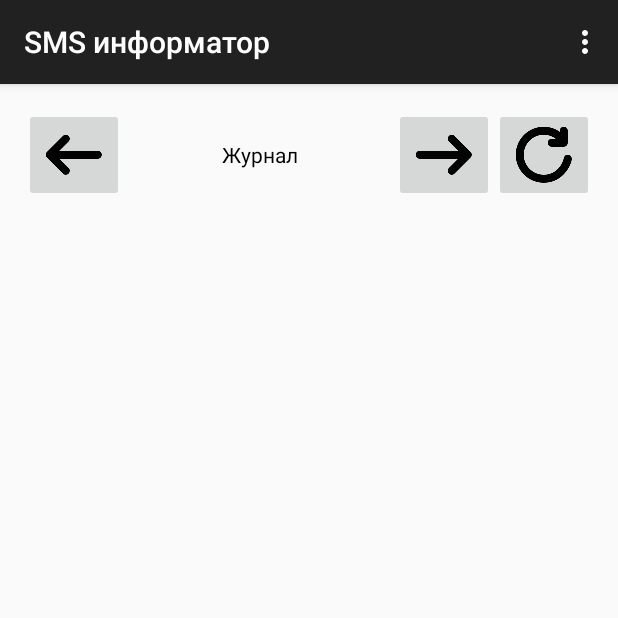
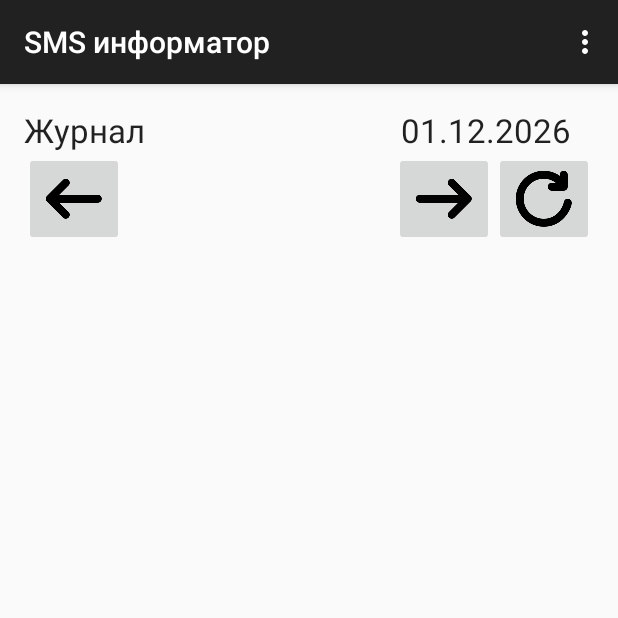
Before and after one commit to dieselrus/SMSInformer, an Android app: the screen it shows after launch (MainActivity), on a phone screen of 412 x 824 dp, the top half of it. Run offline under Robolectric (Android 15) with nearby library versions, the light colour scheme and no system bars.

Commit message:
text message limit for one sms

```diff
--- a/app/src/main/java/ru/dsoft38/smsinformer/AlarmDb.java
+++ b/app/src/main/java/ru/dsoft38/smsinformer/AlarmDb.java
@@ -60,8 +60,8 @@ public class AlarmDb {
         close();
     }
 
-    public Cursor select_LOG(String limit, String offset) {
-        return database.rawQuery("SELECT _id, datetime, text FROM tbLog LIMIT " + limit + " OFFSET " + offset, null);
+    public Cursor select_LOG(String limit, String offset, String date) {
+        return database.rawQuery("SELECT _id, datetime, text FROM tbLog " + " WHERE datetime > " + date + " LIMIT " + limit + " OFFSET " + offset, null);
         //return database.rawQuery("SELECT _id, datetime, text FROM tbLog ORDER BY datetime DESC LIMIT 100", null);
         //return database.rawQuery("SELECT _id, datetime, module, text FROM tbLog LIMIT 200", null);
     }
--- a/app/src/main/java/ru/dsoft38/smsinformer/InformerService.java
+++ b/app/src/main/java/ru/dsoft38/smsinformer/InformerService.java
@@ -88,6 +88,7 @@ public class InformerService extends IntentService {
             }
 
             Calendar cal = Calendar.getInstance();
+            cal.setTimeInMillis(UTIME);
             AlarmDb db = new AlarmDb(this);
             db.insertLog("Задача установлена на " + getDateStr(cal));
             db = null;
--- a/app/src/main/java/ru/dsoft38/smsinformer/MailReader.java
+++ b/app/src/main/java/ru/dsoft38/smsinformer/MailReader.java
@@ -73,8 +73,14 @@ public class MailReader extends Authenticator{
             //Log.i(TAG, "Store: "+store.toString());
         } catch (NoSuchProviderException e) {
             e.printStackTrace();
+            AlarmDb db = new AlarmDb(context);
+            db.insertLog(e.getMessage().toString());
+            db = null;
         } catch (MessagingException e) {
             e.printStackTrace();
+            AlarmDb db = new AlarmDb(context);
+            db.insertLog(e.getMessage().toString());
+            db = null;
         }
     }
 
--- a/app/src/main/java/ru/dsoft38/smsinformer/MainActivity.java
+++ b/app/src/main/java/ru/dsoft38/smsinformer/MainActivity.java
@@ -9,11 +9,14 @@ import android.view.MenuItem;
 import android.view.View;
 import android.widget.ImageButton;
 import android.widget.ListView;
+import android.widget.TextView;
 
 import java.text.Format;
 import java.text.SimpleDateFormat;
 import java.util.ArrayList;
+import java.util.Calendar;
 import java.util.Date;
+import java.util.GregorianCalendar;
 
 public class MainActivity extends AppCompatActivity {
 
@@ -23,6 +26,9 @@ public class MainActivity extends AppCompatActivity {
     private ImageButton btnReloadLog = null;
     private ImageButton btnBackLog = null;
     private ImageButton btnForwardLog = null;
+
+    private TextView tvLogDate = null;
+    String beginDay = "";
 
     private int iLimit = 20;
     private int iOffset = 0;
@@ -48,7 +54,20 @@ public class MainActivity extends AppCompatActivity {
         // Использование собственного шаблона
         lvSimple = (ListView) findViewById(R.id.listView);
 
-        getLog(String.valueOf(iLimit), String.valueOf(iOffset));
+        tvLogDate = (TextView) findViewById(R.id.tvLogDate);
+
+        GregorianCalendar gc=new GregorianCalendar();
+        gc.set(GregorianCalendar.HOUR_OF_DAY, 0);
+        gc.set(GregorianCalendar.MINUTE, 0);
+        gc.set(GregorianCalendar.SECOND, 0);
+        gc.set(GregorianCalendar.MILLISECOND, 0);
+
+        Format formatter = new SimpleDateFormat("dd.MM.yyyy");
+        tvLogDate.setText(formatter.format(new Date(gc.getTimeInMillis())));
+
+        beginDay = String.valueOf(gc.getTimeInMillis());
+
+        getLog(String.valueOf(iLimit), String.valueOf(iOffset), beginDay);
 
         //lvSimple.setAdapter(new CustomAdapter(this, log_time, log_text));
 
@@ -62,7 +81,7 @@ public class MainActivity extends AppCompatActivity {
                 log_time = new ArrayList();
                 log_text = new ArrayList();
 
-                getLog(String.valueOf(iLimit), String.valueOf(iOffset));
+                getLog(String.valueOf(iLimit), String.valueOf(iOffset), beginDay);
             }
         });
 
@@ -73,7 +92,7 @@ public class MainActivity extends AppCompatActivity {
                 log_text = new ArrayList();
 
                 iOffset -= iLimit;
-                getLog(String.valueOf(iLimit), String.valueOf(iOffset));
+                getLog(String.valueOf(iLimit), String.valueOf(iOffset), beginDay);
             }
         });
 
@@ -84,15 +103,16 @@ public class MainActivity extends AppCompatActivity {
                 log_text = new ArrayList();
 
                 iOffset += iLimit;
-                getLog(String.valueOf(iLimit), String.valueOf(iOffset));
+                getLog(String.valueOf(iLimit), String.valueOf(iOffset), beginDay);
             }
         });
     }
 
-    private void getLog(String limit, String offset) {
+    private void getLog(String limit, String offset, String date) {
+        try {
             AlarmDb db = new AlarmDb(this);
             db.open();
-        Cursor c = db.select_LOG(limit, offset);
+            Cursor c = db.select_LOG(limit, offset, date);
 
             if (c != null) while (c.moveToNext()) {
 
@@ -106,7 +126,12 @@ public class MainActivity extends AppCompatActivity {
 
             db.close();
 
+            if(log_text.size() > 0 && log_time.size() > 0)
                 lvSimple.setAdapter(new CustomAdapter(this, log_time, log_text));
+
+        } catch (Exception e){
+            e.printStackTrace();
+        }
     }
 
     @Override
--- a/app/src/main/java/ru/dsoft38/smsinformer/SMSSend.java
+++ b/app/src/main/java/ru/dsoft38/smsinformer/SMSSend.java
@@ -72,12 +72,16 @@ public class SMSSend {
         String phone = arrayNum[currentSMSNumberIndex].replace("-", "").replace(";", "").replace(" ", "").trim();
 
         // Проверяем длину номера 11 символов или 12, если с +
-        //if (phone.length() != 0 && (phone.length() == 11 || (phone.substring(0, 1).equals("+") && phone.length() == 12))) {
+        if (phone.length() != 0 && (phone.length() == 11 || (phone.substring(0, 1).equals("+") && phone.length() == 12))) {
             SmsManager smsManager = SmsManager.getDefault();
 
-            //smsManager.sendTextMessage(phone, null, smsText, sentPIn, deliverPIn);
+            AlarmDb db = new AlarmDb(context);
+            db.insertLog("Отправляется СМС на номер: " + phone + " с текстом: " + smsText + " )");
+            db = null;
 
+            smsManager.sendTextMessage(phone, null, smsText, sentPIn, deliverPIn);
 
+/*
             ArrayList<String> al_message = new ArrayList<String>();
             al_message = smsManager.divideMessage(smsText);
 
@@ -108,15 +112,15 @@ public class SMSSend {
             db = null;
 
             smsManager.sendMultipartTextMessage(phone, null, al_message, al_piSent, al_piDelivered);
-
+*/
             smsManager = null;
             phone = null;
-        //} else {
+        } else {
             //AlarmDb db = new AlarmDb(context);
             //db.delete_SMS_DATA(SMSSend.currentID);
             //db = null;
-        //    currentSMSNumberIndex++;
-        //    SMSSend.sendingSMS();
-        //}
+            currentSMSNumberIndex++;
+            SMSSend.sendingSMS();
+        }
     }
 }
--- a/app/src/main/res/layout/activity_main.xml
+++ b/app/src/main/res/layout/activity_main.xml
@@ -5,26 +5,14 @@
     android:paddingTop="@dimen/activity_vertical_margin"
     android:paddingBottom="@dimen/activity_vertical_margin" tools:context=".MainActivity">
 
-    <TextView android:text="@string/log"
-        android:layout_width="wrap_content"
-        android:layout_height="wrap_content"
-        android:layout_alignParentTop="true"
-        android:layout_alignBottom="@+id/btnForward"
-        android:layout_toRightOf="@+id/btnBack"
-        android:layout_toLeftOf="@+id/btnForward"
-        android:layout_toStartOf="@+id/btnForward"
-        android:id="@+id/tvLogTitle"
-        android:gravity="center_vertical|center_horizontal"
-        android:textColor="@android:color/black" />
-
     <ImageButton
         android:layout_width="wrap_content"
         android:layout_height="wrap_content"
         android:id="@+id/btnReloadLog"
-        android:layout_alignParentTop="true"
-        android:layout_alignParentRight="true"
-        android:layout_alignParentEnd="true"
-        android:src="@mipmap/refresh" />
+        android:src="@mipmap/refresh"
+        android:layout_below="@+id/tvLogDate"
+        android:layout_alignRight="@+id/listView"
+        android:layout_alignEnd="@+id/listView" />
 
     <ListView
         android:layout_width="wrap_content"
@@ -38,18 +26,42 @@
         android:layout_width="wrap_content"
         android:layout_height="wrap_content"
         android:id="@+id/btnForward"
-        android:layout_alignParentTop="true"
+        android:src="@mipmap/forward"
+        android:layout_above="@+id/listView"
         android:layout_toLeftOf="@+id/btnReloadLog"
-        android:layout_toStartOf="@+id/btnReloadLog"
-        android:src="@mipmap/forward" />
+        android:layout_toStartOf="@+id/btnReloadLog" />
 
     <ImageButton
         android:layout_width="wrap_content"
         android:layout_height="wrap_content"
         android:id="@+id/btnBack"
-        android:layout_alignParentTop="true"
+        android:src="@mipmap/back"
         android:layout_alignParentLeft="true"
         android:layout_alignParentStart="true"
-        android:src="@mipmap/back" />
+        android:layout_alignTop="@+id/btnForward" />
+
+    <TextView
+        android:layout_width="wrap_content"
+        android:layout_height="wrap_content"
+        android:textAppearance="?android:attr/textAppearanceLarge"
+        android:id="@+id/tvLogDate"
+        android:layout_alignParentTop="true"
+
+        android:text="tuiit"
+        android:gravity="right"
+        android:paddingLeft="15dp"
+        android:paddingRight="15dp"
+        android:layout_alignRight="@+id/btnReloadLog"
+        android:layout_alignEnd="@+id/btnReloadLog" />
+
+    <TextView
+        android:layout_width="wrap_content"
+        android:layout_height="wrap_content"
+        android:textAppearance="?android:attr/textAppearanceLarge"
+        android:text="@string/log"
+        android:id="@+id/tvLogTitle"
+        android:layout_alignTop="@+id/tvLogDate"
+        android:layout_alignParentLeft="true"
+        android:layout_alignParentStart="true" />
 
 </RelativeLayout>
--- a/app/src/main/res/values/strings.xml
+++ b/app/src/main/res/values/strings.xml
@@ -10,4 +10,5 @@
     <string name="action_settings">Настройки</string>
     <string name="log">Журнал</string>
     <string name="action_activation">Активация</string>
+
 </resources>
--- a/app/src/main/res/xml/pref_sms.xml
+++ b/app/src/main/res/xml/pref_sms.xml
@@ -1,6 +1,6 @@
 <PreferenceScreen xmlns:android="http://schemas.android.com/apk/res/android">
 
-    <CheckBoxPreference
+    <!--<CheckBoxPreference
         android:key="enable_cut_sms_text"
         android:title="@string/pref_title_enable_cut_sms_text"
         android:summary="@string/pref_summary_enable_cut_sms_text">
@@ -14,5 +14,5 @@
         android:selectAllOnFocus="true"
         android:inputType="number"
         android:singleLine="true"
-        android:maxLines="1" />
+        android:maxLines="1" />-->
 </PreferenceScreen>
```
Also changed, not shown: 1 other file. Lines whose indentation alone changed are shown as unchanged.
